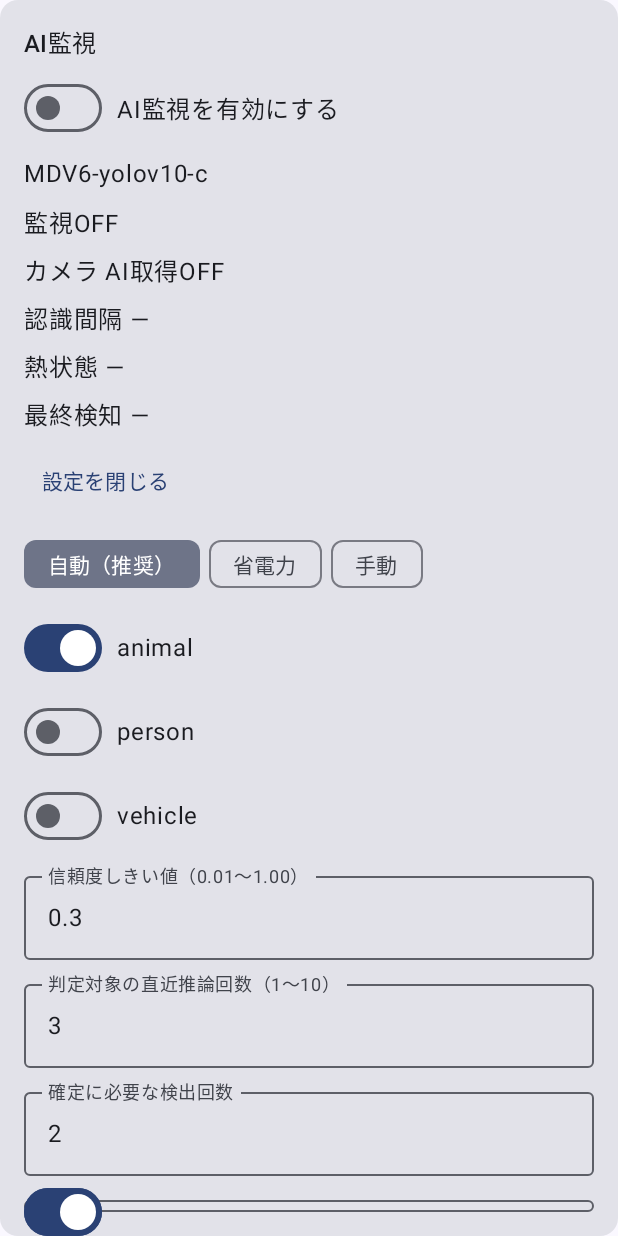
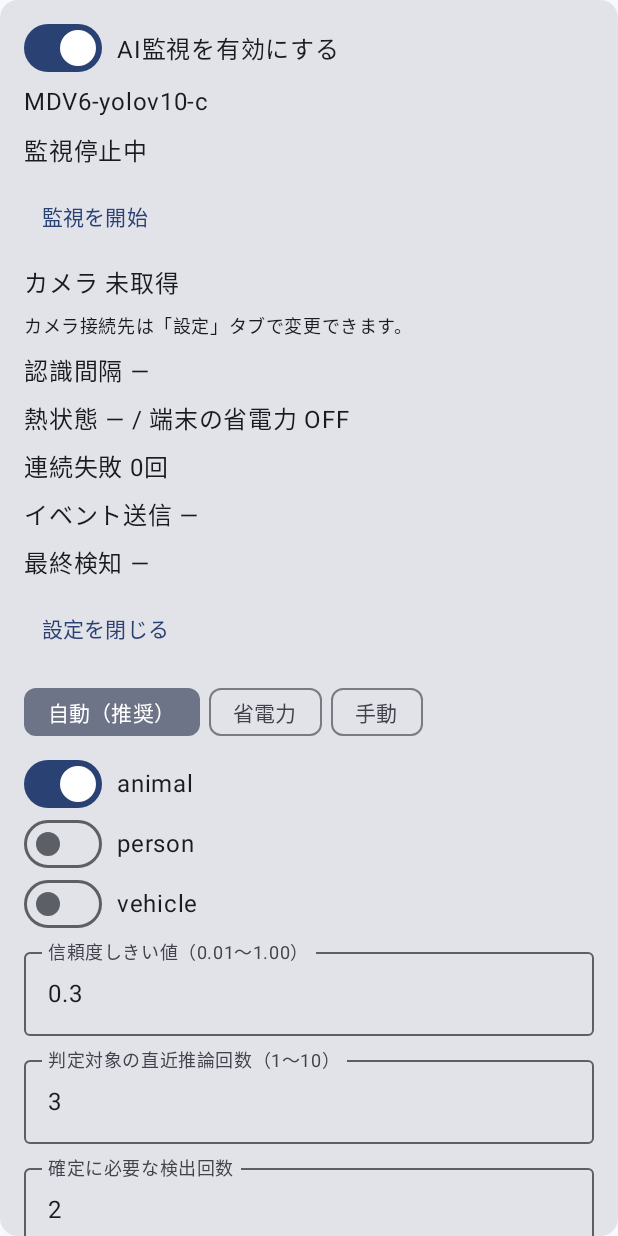
Before and after one commit to nekodamasi34/EngineRemoteController, an Android app built with Jetpack Compose: the composable AiMonitorPane shown on its own in the app's theme, after a tap on "AI監視設定", on a phone screen of 412 x 824 dp. Run offline under Robolectric (Android 15) with nearby library versions, the phone set to English and light mode, and no system bars; pictures from the network do not load; 3 statements that could not run were skipped; 1 other tap on this screen came first.

Commit message:
Improve ONVIF settings and add AI monitoring views

```diff
--- a/app/src/main/java/dev/aw/engineremotecontroller/AiMonitorPane.kt
+++ b/app/src/main/java/dev/aw/engineremotecontroller/AiMonitorPane.kt
@@ -9,9 +9,14 @@ import androidx.activity.compose.rememberLauncherForActivityResult
 import androidx.activity.result.contract.ActivityResultContracts
 import androidx.compose.foundation.Canvas
 import androidx.compose.foundation.Image
+import androidx.compose.foundation.rememberScrollState
+import androidx.compose.foundation.selection.toggleable
+import androidx.compose.foundation.verticalScroll
 import androidx.compose.foundation.layout.Arrangement
 import androidx.compose.foundation.layout.Box
 import androidx.compose.foundation.layout.Column
+import androidx.compose.foundation.layout.ExperimentalLayoutApi
+import androidx.compose.foundation.layout.FlowRow
 import androidx.compose.foundation.layout.Row
 import androidx.compose.foundation.layout.aspectRatio
 import androidx.compose.foundation.layout.fillMaxWidth
@@ -25,6 +30,7 @@ import androidx.compose.material3.Switch
 import androidx.compose.material3.Text
 import androidx.compose.material3.TextButton
 import androidx.compose.runtime.*
+import androidx.compose.runtime.saveable.rememberSaveable
 import androidx.compose.ui.Alignment
 import androidx.compose.ui.Modifier
 import androidx.compose.ui.geometry.Offset
@@ -33,6 +39,7 @@ import androidx.compose.ui.graphics.Color
 import androidx.compose.ui.graphics.asImageBitmap
 import androidx.compose.ui.graphics.drawscope.Stroke
 import androidx.compose.ui.platform.LocalContext
+import androidx.compose.ui.semantics.Role
 import androidx.compose.ui.unit.dp
 import androidx.core.content.ContextCompat
 import kotlinx.coroutines.Dispatchers
@@ -42,13 +49,13 @@ import java.util.Date
 import java.util.Locale
 
 @Composable
-internal fun AiMonitorPane() {
+internal fun AiMonitorPane(modifier: Modifier = Modifier) {
     val context = LocalContext.current
     val settings = remember { AiSettings(context) }
     val status by AiMonitorService.status.collectAsState()
     var config by remember { mutableStateOf(settings.load()) }
     var savedEvent by remember { mutableStateOf<AiEvent?>(null) }
-    var editing by remember { mutableStateOf(false) }
+    var editing by rememberSaveable { mutableStateOf(false) }
     var error by remember { mutableStateOf("") }
     val permission = rememberLauncherForActivityResult(ActivityResultContracts.RequestPermission()) { }
     fun start() {
@@ -66,9 +73,11 @@ internal fun AiMonitorPane() {
         savedEvent = withContext(Dispatchers.IO) { AiEventStore(context).latest() }
     }
     val event = status.latest ?: savedEvent
-    Card(Modifier.fillMaxWidth()) {
-        Column(Modifier.padding(16.dp), verticalArrangement = Arrangement.spacedBy(8.dp)) {
-            Text("AI監視", style = MaterialTheme.typography.titleMedium)
+    Card(modifier) {
+        Column(
+            Modifier.fillMaxWidth().verticalScroll(rememberScrollState()).padding(16.dp),
+            verticalArrangement = Arrangement.spacedBy(8.dp)
+        ) {
             AiSwitch("AI監視を有効にする", config.enabled) { enabled ->
                 config = config.copy(enabled = enabled)
                 settings.save(config)
@@ -82,8 +91,9 @@ internal fun AiMonitorPane() {
             Text(if (config.enabled) status.message else "監視OFF")
             if (config.enabled && !status.running) TextButton(onClick = { start() }) { Text("監視を開始") }
             Text("カメラ ${if (config.enabled) status.camera else "AI取得OFF"}")
+            Text("カメラ接続先は「設定」タブで変更できます。", style = MaterialTheme.typography.bodySmall)
             Text("認識間隔 ${status.interval?.let { "${it / 1000}秒" } ?: "—"}")
-            Text("熱状態 ${thermalName(status.thermal)}${if (status.powerSave) " / 端末の省電力ON" else ""}")
+            Text("熱状態 ${thermalName(status.thermal)} / 端末の省電力 ${if (status.powerSave) "ON" else "OFF"}")
             status.timings?.let { timing ->
                 Text("最新 ${timing.inferenceMs}ms / 平均 ${status.average?.toInt() ?: "—"}ms")
                 val ratio = status.interval?.let { interval -> status.average?.div(interval)?.times(100) }
@@ -91,8 +101,8 @@ internal fun AiMonitorPane() {
                 Text("画像取得 ${timing.captureMs}ms / 前処理 ${timing.preprocessMs}ms / 合計 ${timing.totalMs}ms",
                     style = MaterialTheme.typography.bodySmall)
             }
-            if (status.failures > 0) Text("連続失敗 ${status.failures}回")
-            if (status.delivery.isNotEmpty()) Text(status.delivery)
+            Text("連続失敗 ${status.failures}回")
+            Text("イベント送信 ${status.delivery.ifEmpty { "—" }}")
             Text("最終検知 ${event?.let { DateFormat.getDateTimeInstance().format(Date(it.capturedAt)) } ?: "—"}")
             event?.let {
                 Text("${it.detection.target.name.lowercase()} ${(it.detection.confidence * 100).toInt()}%")
@@ -101,7 +111,7 @@ internal fun AiMonitorPane() {
             if (error.isNotEmpty()) Text(error, color = MaterialTheme.colorScheme.error)
             TextButton(onClick = { editing = !editing }) { Text(if (editing) "設定を閉じる" else "AI監視設定") }
             if (editing) AiOptions(config) { options ->
-                config = options.copy(enabled = config.enabled)
+                config = options.copy(enabled = settings.load().enabled)
                 settings.save(config)
                 if (config.enabled) allowNotifications(config)
                 if (!config.saveImage) savedEvent = savedEvent?.copy(jpeg = null)
@@ -111,49 +121,58 @@ internal fun AiMonitorPane() {
     }
 }
 
+@OptIn(ExperimentalLayoutApi::class)
 @Composable
 private fun AiOptions(initial: AiConfig, save: (AiConfig) -> Unit) {
-    var draft by remember { mutableStateOf(initial) }
-    var seconds by remember { mutableStateOf(initial.manualSeconds.toString()) }
-    var threshold by remember { mutableStateOf(initial.threshold.toString()) }
-    var window by remember { mutableStateOf(initial.window.toString()) }
-    var required by remember { mutableStateOf(initial.required.toString()) }
-    var suppression by remember { mutableStateOf(initial.suppressionSeconds.toString()) }
-    var invalid by remember { mutableStateOf(false) }
-    Row(horizontalArrangement = Arrangement.spacedBy(6.dp)) {
-        listOf(AiMode.AUTO to "自動（推奨）", AiMode.ECONOMY to "省電力", AiMode.MANUAL to "手動").forEach { (mode, label) ->
-            FilterChip(selected = draft.mode == mode, onClick = { draft = draft.copy(mode = mode) }, label = { Text(label) })
+    var mode by rememberSaveable { mutableStateOf(initial.mode) }
+    var targets by rememberSaveable { mutableStateOf(ArrayList(initial.targets)) }
+    var saveImage by rememberSaveable { mutableStateOf(initial.saveImage) }
+    var notify by rememberSaveable { mutableStateOf(initial.notify) }
+    var seconds by rememberSaveable { mutableStateOf(initial.manualSeconds.toString()) }
+    var threshold by rememberSaveable { mutableStateOf(initial.threshold.toString()) }
+    var window by rememberSaveable { mutableStateOf(initial.window.toString()) }
+    var required by rememberSaveable { mutableStateOf(initial.required.toString()) }
+    var suppression by rememberSaveable { mutableStateOf(initial.suppressionSeconds.toString()) }
+    var invalid by rememberSaveable { mutableStateOf(false) }
+    FlowRow(horizontalArrangement = Arrangement.spacedBy(6.dp)) {
+        listOf(AiMode.AUTO to "自動（推奨）", AiMode.ECONOMY to "省電力", AiMode.MANUAL to "手動").forEach { (option, label) ->
+            FilterChip(selected = mode == option, onClick = { mode = option }, label = { Text(label) })
         }
     }
-    if (draft.mode == AiMode.MANUAL) AiField("認識間隔（1〜10秒）", seconds) { seconds = it }
+    if (mode == AiMode.MANUAL) AiField("認識間隔（1〜10秒）", seconds) { seconds = it }
     DetectionClass.values().forEach { target ->
-        AiSwitch(target.name.lowercase(), target in draft.targets) {
-            draft = draft.copy(targets = if (it) draft.targets + target else draft.targets - target)
+        AiSwitch(target.name.lowercase(), target in targets) {
+            targets = ArrayList(if (it) targets + target else targets - target)
         }
     }
     AiField("信頼度しきい値（0.01〜1.00）", threshold) { threshold = it }
     AiField("判定対象の直近推論回数（1〜10）", window) { window = it }
     AiField("確定に必要な検出回数", required) { required = it }
     AiField("同じ対象の通知抑制時間（0〜3600秒）", suppression) { suppression = it }
-    AiSwitch("検知画像を保存する", draft.saveImage) { draft = draft.copy(saveImage = it) }
-    AiSwitch("Android端末に検知通知を出す", draft.notify) { draft = draft.copy(notify = it) }
+    AiSwitch("検知画像を保存する", saveImage) { saveImage = it }
+    AiSwitch("Android端末に検知通知を出す", notify) { notify = it }
     if (invalid) Text("入力範囲と検出回数を確認してください", color = MaterialTheme.colorScheme.error)
     Button(onClick = {
         val t = threshold.toFloatOrNull()
         val n = window.toIntOrNull()
         val hits = required.toIntOrNull()
         val hold = suppression.toIntOrNull()
-        val manual = if (draft.mode == AiMode.MANUAL) seconds.toIntOrNull() else draft.manualSeconds
+        val manual = if (mode == AiMode.MANUAL) seconds.toIntOrNull() else initial.manualSeconds
         if (t == null || t !in 0.01f..1f || n == null || n !in 1..10 || hits == null || hits !in 1..n ||
             hold == null || hold !in 0..3600 || manual == null || manual !in 1..10) invalid = true
-        else save(draft.copy(manualSeconds = manual, threshold = t, window = n, required = hits, suppressionSeconds = hold))
+        else save(initial.copy(mode = mode, targets = targets.toSet(), saveImage = saveImage, notify = notify,
+            manualSeconds = manual, threshold = t, window = n, required = hits, suppressionSeconds = hold))
     }) { Text("AI監視設定を保存") }
 }
 
 @Composable
 private fun AiSwitch(label: String, value: Boolean, change: (Boolean) -> Unit) {
-    Row(horizontalArrangement = Arrangement.spacedBy(10.dp), verticalAlignment = Alignment.CenterVertically) {
-        Switch(checked = value, onCheckedChange = change)
+    Row(
+        Modifier.fillMaxWidth().toggleable(value = value, role = Role.Switch, onValueChange = change),
+        horizontalArrangement = Arrangement.spacedBy(10.dp),
+        verticalAlignment = Alignment.CenterVertically
+    ) {
+        Switch(checked = value, onCheckedChange = null)
         Text(label)
     }
 }
```
Also changed, not shown: app/src/main/java/dev/aw/engineremotecontroller/AiMonitorService.kt (+9 -3 lines), app/src/main/java/dev/aw/engineremotecontroller/CameraSettings.kt (+35 -5 lines), app/src/main/java/dev/aw/engineremotecontroller/CameraSettingsPane.kt (+40 -7 lines), app/src/main/java/dev/aw/engineremotecontroller/CameraSnapshot.kt (+24 -10 lines), app/src/main/java/dev/aw/engineremotecontroller/MainActivity.kt (+16 -2 lines), app/src/main/java/dev/aw/engineremotecontroller/OnvifSnapshotClient.kt (+87 -27 lines), 8 other files.
